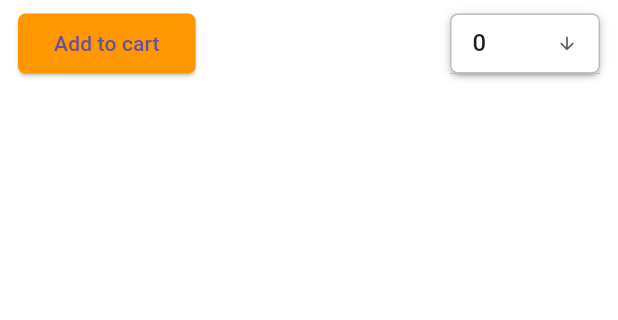
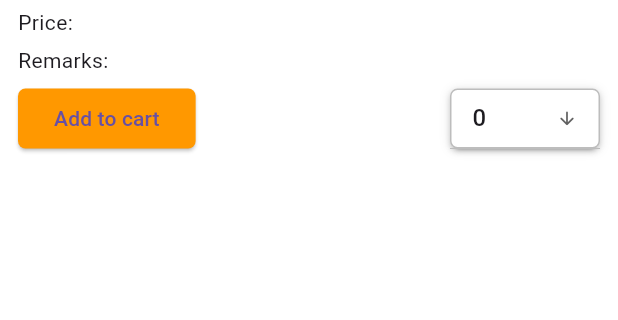
Before and after one commit to ecommbalaji/ecommbalaji.github.io, a Flutter app: the ProductCard widget shown alone on an empty page, opened directly with empty values, on a phone screen of 412 x 824 dp, the part 495-815 px from its top. Run offline on Flutter 3.47's test engine with Material 3 defaults, Android fonts, the phone set to English and light mode, and no system bars; drawn by our look-alikes of cached_network_image, dropdown_button2; our stand-ins replace badges, bloc, flutter_bloc, flutter_dotenv, logger; missing offline and left inert: dart:html, flutter_excel, htmltopdfwidgets; network calls fail.

Commit message:
add price and remakrks in table and grid view

```diff
--- a/lib/cards/product_card.dart
+++ b/lib/cards/product_card.dart
@@ -76,6 +76,20 @@ class _ProductCardState extends State<ProductCard> with AutomaticKeepAliveClient
                 ),
               ),
               const SizedBox(height: 5.0),
+              Text(
+                'Price: ${widget.orderItem.price ?? ''}',
+                style: TextStyle(
+                  fontSize: 14.0,
+                ),
+              ),
+              const SizedBox(height: 5.0),
+              Text(
+                'Remarks: ${widget.orderItem.remarks ?? ''}',
+                style: TextStyle(
+                  fontSize: 14.0,
+                ),
+              ),
+              const SizedBox(height: 5.0),
               // Add to Cart Button
               Row(
                 children: [
--- a/lib/screens/product_page.dart
+++ b/lib/screens/product_page.dart
@@ -127,7 +127,7 @@ class _ProductPageState extends State<ProductPage> with SingleTickerProviderStat
                   GridView.builder(
                     gridDelegate: const SliverGridDelegateWithMaxCrossAxisExtent(
                       maxCrossAxisExtent: 450,
-                      mainAxisExtent: 380,
+                      mainAxisExtent: 430,
                       childAspectRatio: 1,
                       mainAxisSpacing: 10.0,
                       crossAxisSpacing: 10.0
--- a/lib/service/order_item_service.dart
+++ b/lib/service/order_item_service.dart
@@ -34,7 +34,9 @@ class OrderItemService {
         qty:  0,
         category: row[2]?.value?.toString(),
         subCategory: row[3]?.value?.toString(),
-        imageUrl: row[4]?.value?.toString(),
+        price: row[4]?.value?.toString(),
+        remarks: row[5]?.value?.toString(),
+        imageUrl: row[6]?.value?.toString()
       );
       orderItems.add(orderItem);
     }
--- a/lib/table/product_table.dart
+++ b/lib/table/product_table.dart
@@ -33,6 +33,8 @@ class ProductTable extends StatelessWidget {
               _buildHeaderCell('Product Name', 0.2, TextAlign.center), // Width as a fraction of available space
               _buildHeaderCell('Category', 0.15, TextAlign.center), // Width as a fraction of available space
               _buildHeaderCell('SubCategory', 0.15, TextAlign.center), // Width as a fraction of available space
+              _buildHeaderCell('Price', 0.15, TextAlign.center),
+              _buildHeaderCell('Remarks', 0.15, TextAlign.center),
               _buildHeaderCell('Quantity', 0.1, TextAlign.center), // Width as a fraction of available space
               _buildHeaderCell('Add to Cart', 0.15, TextAlign.center), // Width as a fraction of available space
             ],
--- a/lib/table/rows/product_table_row.dart
+++ b/lib/table/rows/product_table_row.dart
@@ -29,6 +29,8 @@ class _DataRowWidgetState extends State<DataRowWidget> {
         _buildDataCell(widget.item.productName, 0.2, TextAlign.left),
         _buildDataCell(widget.item.category ?? '', 0.15, TextAlign.center),
         _buildDataCell(widget.item.subCategory ?? '', 0.15, TextAlign.center),
+        _buildDataCell(widget.item.price ?? '', 0.15, TextAlign.center),
+        _buildDataCell(widget.item.remarks ?? '', 0.15, TextAlign.center),
         Expanded(
           flex: (0.10 * 100).toInt(),
           child: ProductTableQtySelector(
--- a/lib/vo/order_item.dart
+++ b/lib/vo/order_item.dart
@@ -3,6 +3,8 @@ class OrderItem {
   String productName;
   String? category;
   String? subCategory;
+  String? price;
+  String? remarks;
   String? imageUrl;
   int qty;
 
@@ -12,7 +14,9 @@ class OrderItem {
     required this.qty,
     this.category,
     this.subCategory,
-    this.imageUrl,
+    String? price,
+    String? remarks,
+    this.imageUrl
   });
 
   factory OrderItem.fromMap(Map<String, dynamic> map) {
@@ -22,6 +26,8 @@ class OrderItem {
       category: map['category'] ?? '',
       subCategory: map['subCategory'] ?? '',
       imageUrl: map['imageUrl'] ?? '',
+      price: map['price'] ?? '',
+      remarks: map['remarks'] ?? '',
       qty: map['qty'] ?? 0,
     );
   }
```
